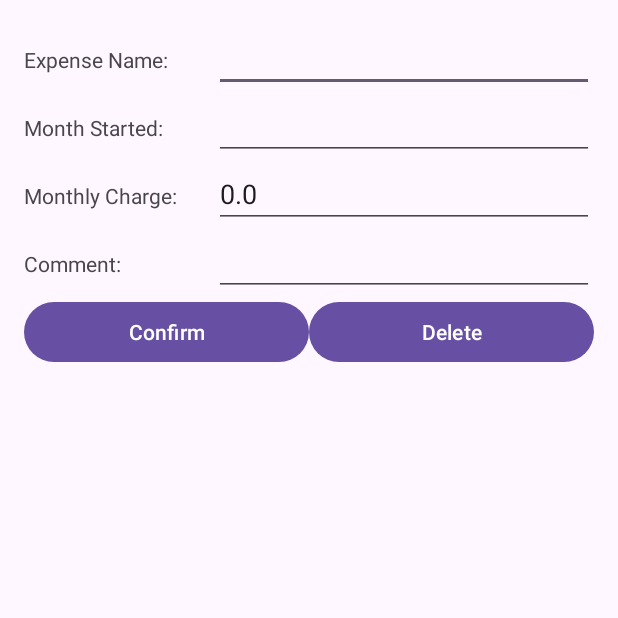
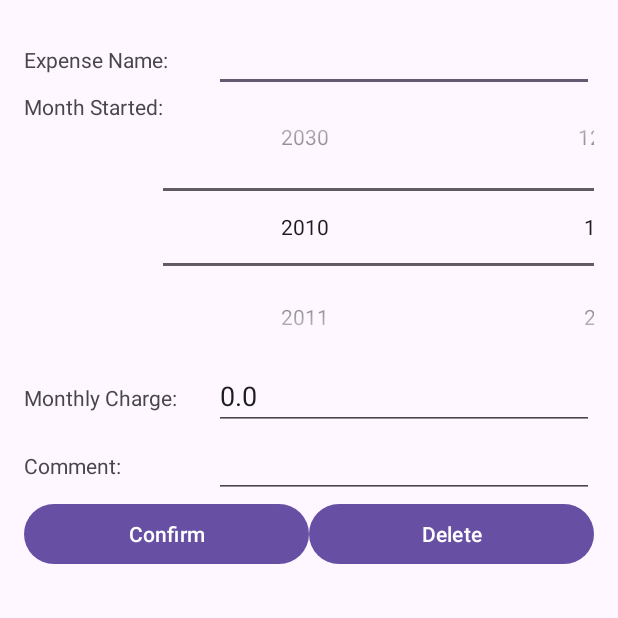
Before and after one commit to nikhilualberta/Android, an Android app: the ViewExpense screen opened directly, with no data from a screen before it, on a phone screen of 412 x 824 dp, the top half of it. Run offline under Robolectric (Android 15) with nearby library versions, the phone set to English and light mode, and no system bars; 2 statements that could not run were skipped.

Commit message:
made view expense use the scrollers for month and year. also removed dispalying comment in list view

```diff
--- a/nnayyar1ExpBook/app/src/main/java/com/example/nnayyar1_expbook/ExpenseAdapter.java
+++ b/nnayyar1ExpBook/app/src/main/java/com/example/nnayyar1_expbook/ExpenseAdapter.java
@@ -24,15 +24,12 @@
         public TextView expenseLayoutName;
         public TextView expenseLayoutMonthStarted;
         public TextView expenseLayoutMonthlyCharge;
-        public TextView expenseLayoutComment;
-
 
         public ViewHolder(View view, RecyclerViewInterface recyclerViewInterface) {
             super(view);
             expenseLayoutName = view.findViewById(R.id.expenseLayoutName);
             expenseLayoutMonthStarted = view.findViewById(R.id.expenseLayoutMonthStarted);
             expenseLayoutMonthlyCharge = view.findViewById(R.id.expenseLayoutMonthlyCharge);
-            expenseLayoutComment = view.findViewById(R.id.expenseLayoutComment);
             view.setOnClickListener(new View.OnClickListener() {
                 @Override
                 public void onClick(View view) {
@@ -65,7 +62,6 @@
         holder.expenseLayoutName.setText(expense.getName());
         holder.expenseLayoutMonthStarted.setText(expense.getMonthStarted().toString());
         holder.expenseLayoutMonthlyCharge.setText(expense.getMonthlyCharge()+"");
-        holder.expenseLayoutComment.setText(expense.getComment());
     }
 
     @Override
--- a/nnayyar1ExpBook/app/src/main/java/com/example/nnayyar1_expbook/ExpenseListActivity.java
+++ b/nnayyar1ExpBook/app/src/main/java/com/example/nnayyar1_expbook/ExpenseListActivity.java
@@ -73,13 +73,13 @@
             expenses.get(position).setMonthStarted(monthStarted);
             expenses.get(position).setMonthlyCharge(monthlyCharge);
             expenses.get(position).setComment(comment);
-            expenseAdapter.notifyDataSetChanged();
+            expenseAdapter.notifyItemChanged(position);
         }
         // get the data from the view expense activity and delete an expense
         else if (resultCode == 3) {
             int position = data.getIntExtra("position", 0);
             expenses.remove(position);
-            expenseAdapter.notifyDataSetChanged();
+            expenseAdapter.notifyItemRemoved(position);
         }
         totalAmountTextView.setText("$" + computeTotal());
     }
--- a/nnayyar1ExpBook/app/src/main/java/com/example/nnayyar1_expbook/ViewExpense.java
+++ b/nnayyar1ExpBook/app/src/main/java/com/example/nnayyar1_expbook/ViewExpense.java
@@ -7,6 +7,7 @@
 import android.view.View;
 import android.widget.Button;
 import android.widget.EditText;
+import android.widget.NumberPicker;
 
 public class ViewExpense extends AppCompatActivity {
     private EditText expenseName;
@@ -15,6 +16,8 @@
     private EditText expenseComment;
     private Button confirmButton;
     private Button deleteButton;
+    private NumberPicker yearPicker;
+    private NumberPicker monthPicker;
     private int position;
     @Override
     protected void onCreate(Bundle savedInstanceState) {
@@ -30,12 +33,20 @@
         position = intent.getIntExtra("position", 0);
 
         expenseName = findViewById(R.id.viewExpenseName);
-        expenseMonthStarted = findViewById(R.id.viewExpenseMonthStarted);
         expenseCharge = findViewById(R.id.viewExpenseCharge);
         expenseComment = findViewById(R.id.viewExpenseComment);
+        yearPicker = findViewById(R.id.yearPicker);
+        monthPicker = findViewById(R.id.monthPicker);
+
+        // set the range for year and month picker
+        yearPicker.setMinValue(2010);
+        yearPicker.setMaxValue(2030);
+        monthPicker.setMinValue(1);
+        monthPicker.setMaxValue(12);
 
         expenseName.setText(name);
-        expenseMonthStarted.setText(monthStarted);
+        yearPicker.setValue(Integer.parseInt(monthStarted.split("-")[0]));
+        monthPicker.setValue(Integer.parseInt(monthStarted.split("-")[1]));
         expenseCharge.setText(monthlyCharge);
         expenseComment.setText(comment);
 
@@ -47,7 +58,11 @@
             @Override
             public void onClick(View view) {
                 String name = expenseName.getText().toString();
-                String monthStarted = expenseMonthStarted.getText().toString();
+                String month = "" + monthPicker.getValue();
+                if (1 <= monthPicker.getValue() && monthPicker.getValue() <= 9){
+                    month = "0" + monthPicker.getValue();
+                }
+                String monthStarted = yearPicker.getValue() + "-" + month;
                 double monthlyCharge = Double.parseDouble(expenseCharge.getText().toString());
                 String comment = expenseComment.getText().toString();
 
--- a/nnayyar1ExpBook/app/src/main/res/layout/activity_add_expense.xml
+++ b/nnayyar1ExpBook/app/src/main/res/layout/activity_add_expense.xml
@@ -16,7 +16,7 @@
         android:id="@+id/expenseMonthStarted"
         android:layout_width="match_parent"
         android:layout_height="wrap_content"
-        android:hint="Month Started"
+        android:hint="@string/month_started"
         android:focusable="false"
         />
     <LinearLayout
--- a/nnayyar1ExpBook/app/src/main/res/layout/activity_view_expense.xml
+++ b/nnayyar1ExpBook/app/src/main/res/layout/activity_view_expense.xml
@@ -31,12 +31,24 @@
             android:layout_weight="0.5"
             android:layout_height="wrap_content"
             android:text="@string/month_started"/>
-        <EditText
-            android:id="@+id/viewExpenseMonthStarted"
-            android:layout_width="0dp"
-            android:layout_weight="1"
+        <LinearLayout
+            android:layout_width="match_parent"
             android:layout_height="wrap_content"
-            />
+            android:orientation="horizontal">
+            <NumberPicker
+                android:layout_width="0dp"
+                android:layout_weight="1"
+                android:layout_height="wrap_content"
+                android:id="@+id/yearPicker">
+            </NumberPicker>
+            <NumberPicker
+                android:id="@+id/monthPicker"
+                android:layout_width="0dp"
+                android:layout_weight="1"
+                android:layout_height="wrap_content"
+                >
+            </NumberPicker>
+        </LinearLayout>
     </LinearLayout>
 
     <LinearLayout
```
Also changed, not shown: nnayyar1ExpBook/app/src/main/res/layout/expense_layout.xml (+0 -9 lines).
